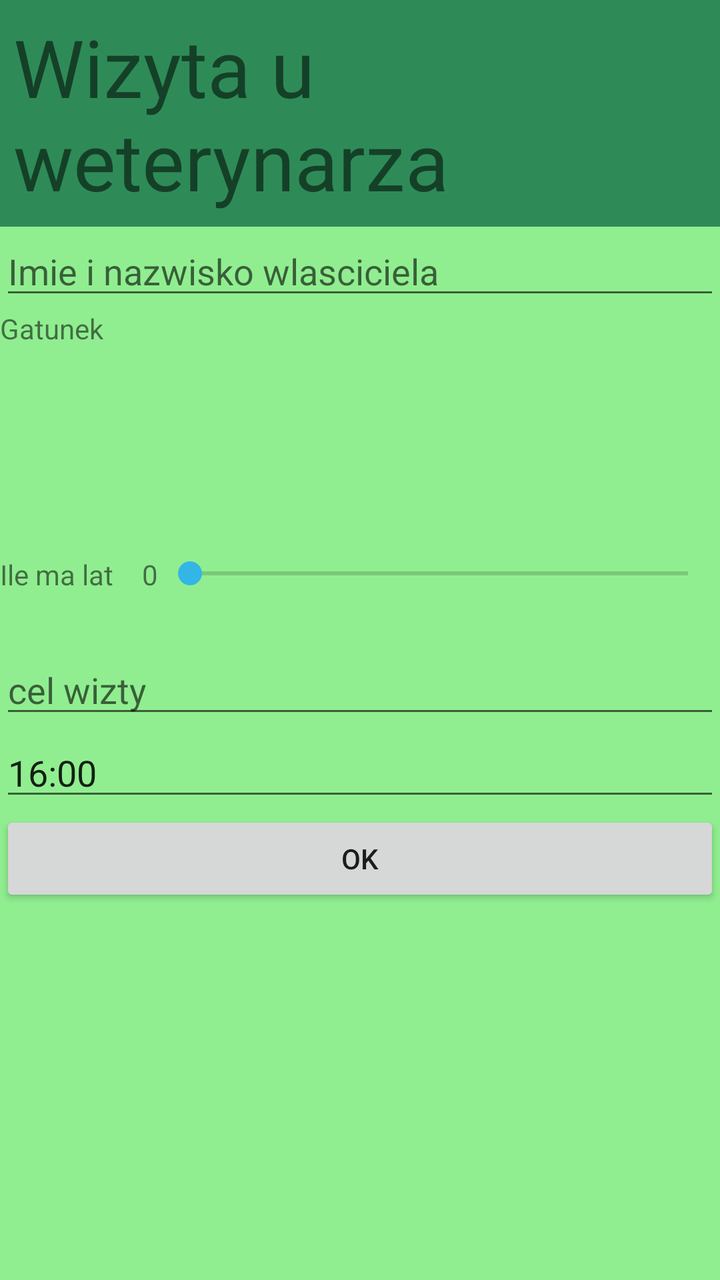
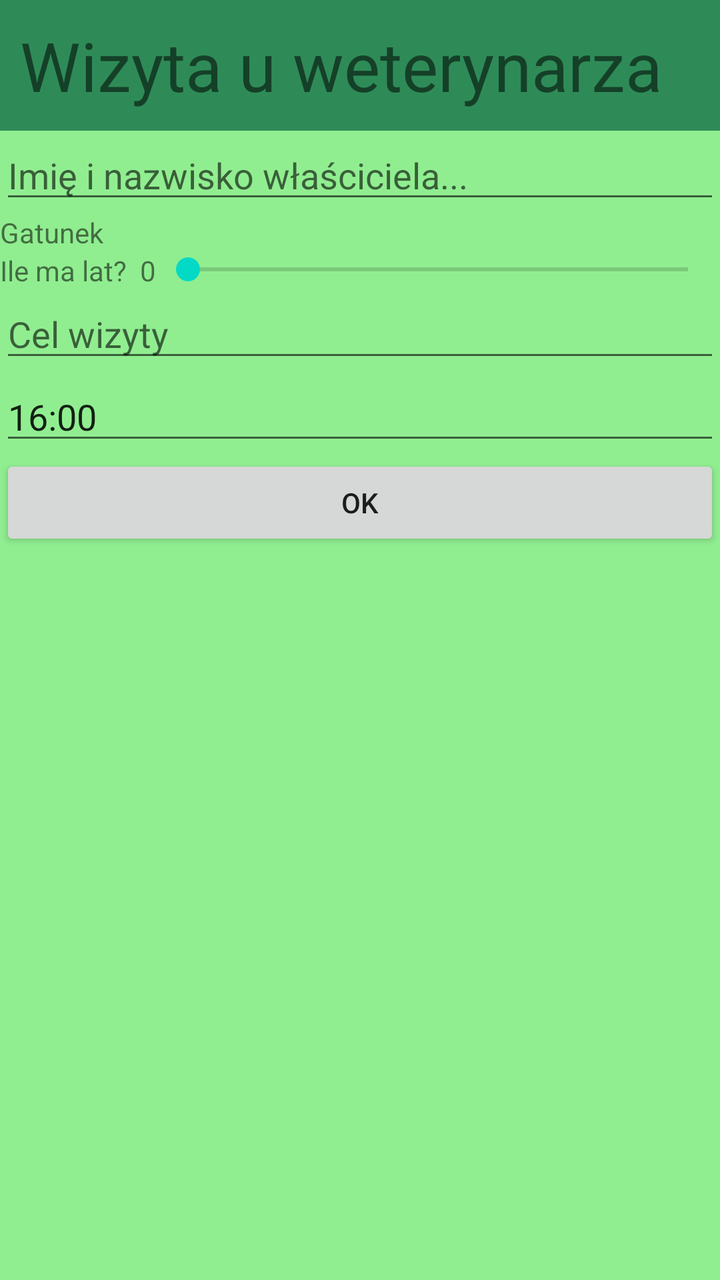

Before-and-after screenshots of an Android layout around one commit, followed by the original layout XML and the change that was made.
<!-- AndroidManifest.xml: application theme Theme.Weterynarz -->
<!-- res/layout/activity_main.xml -->
<?xml version="1.0" encoding="utf-8"?>
<LinearLayout xmlns:android="http://schemas.android.com/apk/res/android"
    xmlns:app="http://schemas.android.com/apk/res-auto"
    xmlns:tools="http://schemas.android.com/tools"
    android:layout_width="match_parent"
    android:layout_height="match_parent"
    android:orientation="vertical"
    tools:context=".MainActivity"
    android:background="#90EE90">

    <TextView
        android:layout_width="match_parent"
        android:layout_height="wrap_content"
        android:background="#2E8B57"
        android:padding="20px"
        android:text="Wizyta u weterynarza"
        android:textSize="40dp" />

    <EditText
        android:id="@+id/editTextText"
        android:layout_width="match_parent"
        android:layout_height="wrap_content"
        android:ems="10"
        android:inputType="text"
        android:hint="Imie i nazwisko wlasciciela"/>

    <TextView
        android:id="@+id/textView"
        android:layout_width="match_parent"
        android:layout_height="wrap_content"
        android:text="Gatunek" />

    <ListView
        android:id="@+id/listView"

        android:layout_width="match_parent"
        android:layout_height="104dp" />

    <LinearLayout
        android:layout_width="match_parent"
        android:layout_height="45dp"
        android:orientation="horizontal">

        <TextView
            android:id="@+id/textView2"
            android:layout_width="71dp"
            android:layout_height="wrap_content"

            android:text="Ile ma lat" />

        <TextView
            android:id="@+id/licznik"
            android:layout_width="wrap_content"
            android:layout_height="wrap_content"
            android:text="0" />

        <SeekBar
            android:id="@+id/seekBar"
            android:layout_width="wrap_content"
            android:layout_height="wrap_content"
            android:layout_weight="1"
            android:max="20"
            android:min="0"
            android:thumbTint="@android:color/holo_blue_light"/>
    </LinearLayout>

    <EditText
        android:id="@+id/editTextText2"
        android:layout_width="match_parent"
        android:layout_height="wrap_content"
        android:ems="10"
        android:inputType="text"
        android:hint="cel wizty" />

    <EditText
        android:id="@+id/editTextTime"
        android:layout_width="match_parent"
        android:layout_height="wrap_content"
        android:ems="10"
        android:text="16:00"
        android:inputType="time" />

    <Button
        android:id="@+id/button"
        android:layout_width="match_parent"
        android:layout_height="wrap_content"
        android:text="ok" />

    <TextView
        android:id="@+id/wypisz"
        android:layout_width="match_parent"
        android:layout_height="wrap_content"
        android:text="" />

</LinearLayout>
<!-- resources referenced by this layout -->
<resources>
  <style name="Theme.Weterynarz" parent="Theme.MaterialComponents.DayNight.DarkActionBar">
          
          <item name="colorPrimary">@color/purple_500</item>
          <item name="colorPrimaryVariant">@color/purple_700</item>
          <item name="colorOnPrimary">@color/white</item>
          
          <item name="colorSecondary">@color/teal_200</item>
          <item name="colorSecondaryVariant">@color/teal_700</item>
          <item name="colorOnSecondary">@color/black</item>
          
          <item name="android:statusBarColor">?attr/colorPrimaryVariant</item>
          
      </style>
  <color name="purple_500">#FF6200EE</color>
  <color name="purple_700">#FF3700B3</color>
  <color name="white">#FFFFFFFF</color>
  <color name="teal_200">#FF03DAC5</color>
  <color name="teal_700">#FF018786</color>
  <color name="black">#FF000000</color>
</resources>

<!-- the commit's change to res/layout/activity_main.xml (unified diff, before → after) -->
@@ -2,94 +2,94 @@
 <LinearLayout xmlns:android="http://schemas.android.com/apk/res/android"
     xmlns:app="http://schemas.android.com/apk/res-auto"
     xmlns:tools="http://schemas.android.com/tools"
+    android:id="@+id/main"
     android:layout_width="match_parent"
     android:layout_height="match_parent"
+    android:background="#90EE90"
     android:orientation="vertical"
-    tools:context=".MainActivity"
-    android:background="#90EE90">
-
-    <TextView
-        android:layout_width="match_parent"
-        android:layout_height="wrap_content"
-        android:background="#2E8B57"
-        android:padding="20px"
-        android:text="Wizyta u weterynarza"
-        android:textSize="40dp" />
-
-    <EditText
-        android:id="@+id/editTextText"
-        android:layout_width="match_parent"
-        android:layout_height="wrap_content"
-        android:ems="10"
-        android:inputType="text"
-        android:hint="Imie i nazwisko wlasciciela"/>
+    tools:context=".MainActivity">
 
     <TextView
         android:id="@+id/textView"
         android:layout_width="match_parent"
         android:layout_height="wrap_content"
+        android:background="#2E8B57"
+        android:padding="10sp"
+        android:text="Wizyta u weterynarza"
+        android:textSize="34sp" />
+
+    <EditText
+        android:id="@+id/etOwner"
+        android:layout_width="match_parent"
+        android:layout_height="wrap_content"
+        android:ems="10"
+        android:hint="Imię i nazwisko właściciela..."
+        android:inputType="text" />
+
+    <TextView
+        android:id="@+id/textView2"
+        android:layout_width="match_parent"
+        android:layout_height="wrap_content"
         android:text="Gatunek" />
 
     <ListView
-        android:id="@+id/listView"
+        android:id="@+id/lvSpecies"
+        android:layout_width="match_parent"
+        android:layout_height="wrap_content">
 
-        android:layout_width="match_parent"
-        android:layout_height="104dp" />
+    </ListView>
 
     <LinearLayout
         android:layout_width="match_parent"
-        android:layout_height="45dp"
+        android:layout_height="wrap_content"
         android:orientation="horizontal">
 
         <TextView
-            android:id="@+id/textView2"
-            android:layout_width="71dp"
+            android:id="@+id/textView3"
+            android:layout_width="wrap_content"
             android:layout_height="wrap_content"
-
-            android:text="Ile ma lat" />
+            android:text="Ile ma lat?  " />
 
         <TextView
-            android:id="@+id/licznik"
+            android:id="@+id/tvAge"
             android:layout_width="wrap_content"
             android:layout_height="wrap_content"
             android:text="0" />
 
         <SeekBar
-            android:id="@+id/seekBar"
+            android:id="@+id/sbAge"
             android:layout_width="wrap_content"
             android:layout_height="wrap_content"
             android:layout_weight="1"
             android:max="20"
-            android:min="0"
-            android:thumbTint="@android:color/holo_blue_light"/>
+            android:min="0" />
+
     </LinearLayout>
 
     <EditText
-        android:id="@+id/editTextText2"
+        android:id="@+id/etGoal"
         android:layout_width="match_parent"
         android:layout_height="wrap_content"
         android:ems="10"
-        android:inputType="text"
-        android:hint="cel wizty" />
+        android:hint="Cel wizyty"
+        android:inputType="text" />
 
     <EditText
-        android:id="@+id/editTextTime"
+        android:id="@+id/etTime"
         android:layout_width="match_parent"
         android:layout_height="wrap_content"
         android:ems="10"
-        android:text="16:00"
-        android:inputType="time" />
+        android:inputType="time"
+        android:text="16:00" />
 
     <Button
-        android:id="@+id/button"
+        android:id="@+id/btnOK"
         android:layout_width="match_parent"
         android:layout_height="wrap_content"
-        android:text="ok" />
+        android:text="OK" />
 
     <TextView
-        android:id="@+id/wypisz"
+        android:id="@+id/tvStatus"
         android:layout_width="match_parent"
-        android:layout_height="wrap_content"
-        android:text="" />
-
+        android:layout_height="wrap_content" />
 </LinearLayout>
